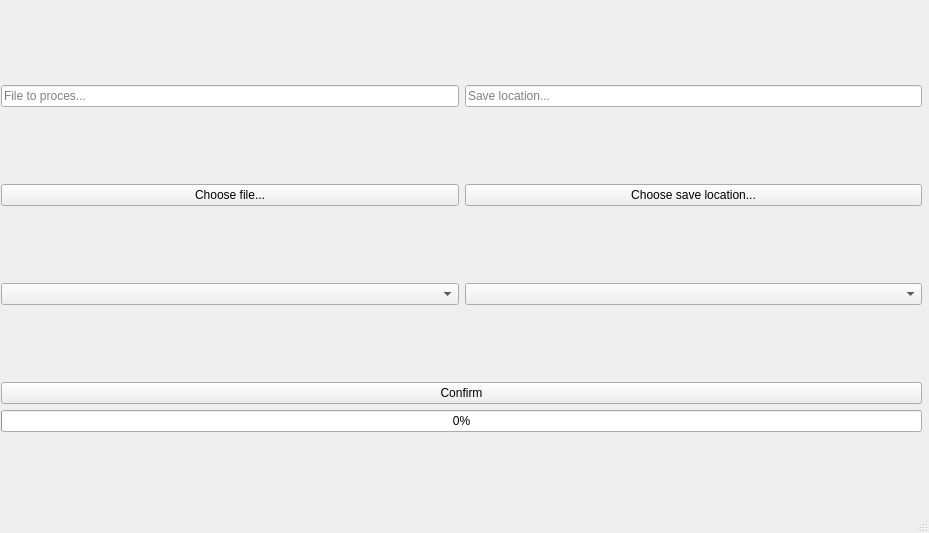
This is src/gui/main_window.ui in coolka1234/GCodeOptimizer as Qt 5 draws it before an edit. The edited form follows.
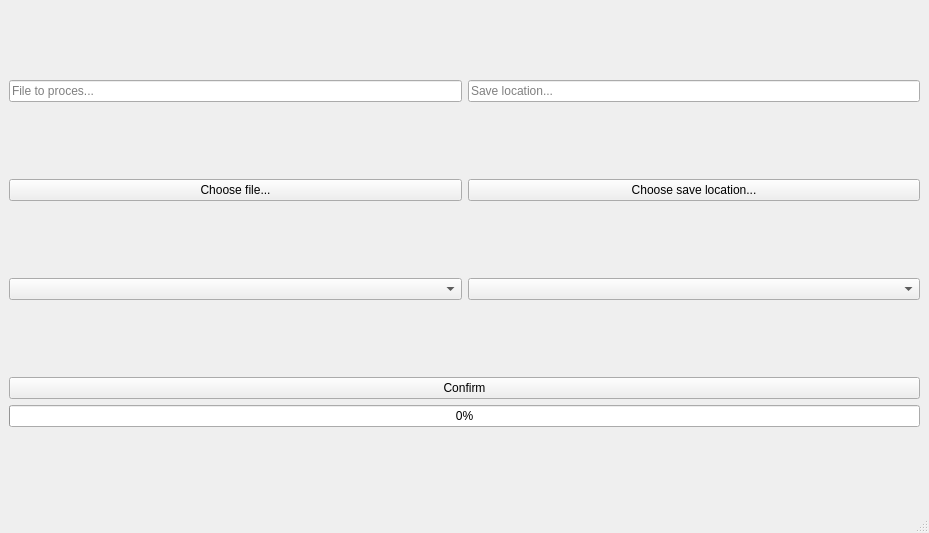
This is the edited form.

```diff
--- a/src/gui/main_window.ui
+++ b/src/gui/main_window.ui
@@ -14,15 +14,8 @@
    <string>GCode Optimizer</string>
   </property>
   <widget class="QWidget" name="centralwidget">
-   <widget class="QWidget" name="">
-    <property name="geometry">
-     <rect>
-      <x>1</x>
-      <y>14</y>
-      <width>921</width>
-      <height>491</height>
-     </rect>
-    </property>
+   <layout class="QHBoxLayout" name="horizontalLayout_4">
+    <item>
     <layout class="QVBoxLayout" name="verticalLayout_2">
      <item>
       <layout class="QHBoxLayout" name="horizontalLayout_3">
@@ -109,7 +102,8 @@
       </layout>
      </item>
     </layout>
-   </widget>
+    </item>
+   </layout>
   </widget>
   <widget class="QStatusBar" name="statusbar"/>
  </widget>
```
Lines whose indentation alone changed are shown as unchanged.
